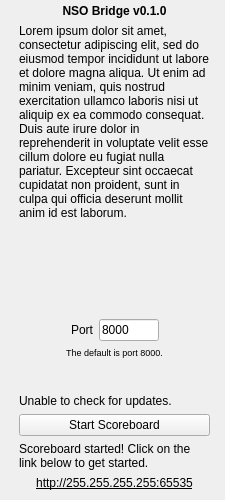
someweisguy/NSOBridge, file NSOBridge.ui: the form before one commit.
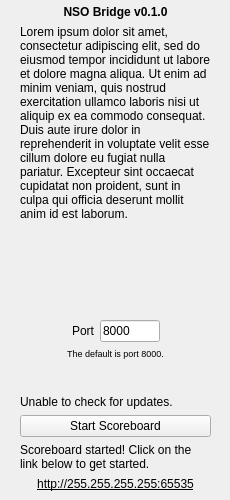
The form after the commit.

Diff of the .ui file:
```diff
--- a/NSOBridge.ui
+++ b/NSOBridge.ui
@@ -1,7 +1,7 @@
 <?xml version="1.0" encoding="UTF-8"?>
 <ui version="4.0">
- <class>mainWindow</class>
- <widget class="QMainWindow" name="mainWindow">
+ <class>Form</class>
+ <widget class="QWidget" name="Form">
   <property name="windowModality">
    <enum>Qt::ApplicationModal</enum>
   </property>
@@ -9,7 +9,7 @@
    <rect>
     <x>0</x>
     <y>0</y>
-    <width>225</width>
+    <width>230</width>
     <height>500</height>
    </rect>
   </property>
@@ -19,21 +19,32 @@
     <verstretch>0</verstretch>
    </sizepolicy>
   </property>
+  <property name="minimumSize">
+   <size>
+    <width>230</width>
+    <height>500</height>
+   </size>
+  </property>
   <property name="maximumSize">
    <size>
-    <width>225</width>
+    <width>230</width>
+    <height>500</height>
+   </size>
+  </property>
+  <property name="baseSize">
+   <size>
+    <width>230</width>
     <height>500</height>
    </size>
   </property>
   <property name="windowTitle">
    <string>NSO Bridge</string>
   </property>
-  <widget class="QWidget" name="centralwidget">
    <widget class="QWidget" name="verticalLayoutWidget">
     <property name="geometry">
      <rect>
-      <x>-1</x>
-      <y>-1</y>
+     <x>0</x>
+     <y>0</y>
       <width>231</width>
       <height>501</height>
      </rect>
@@ -245,7 +256,6 @@
       </widget>
      </item>
     </layout>
-   </widget>
   </widget>
  </widget>
  <resources/>
```
Left out of the diff: 4 changed lines with no effect on the pictures. Lines whose indentation alone changed are shown as unchanged.
